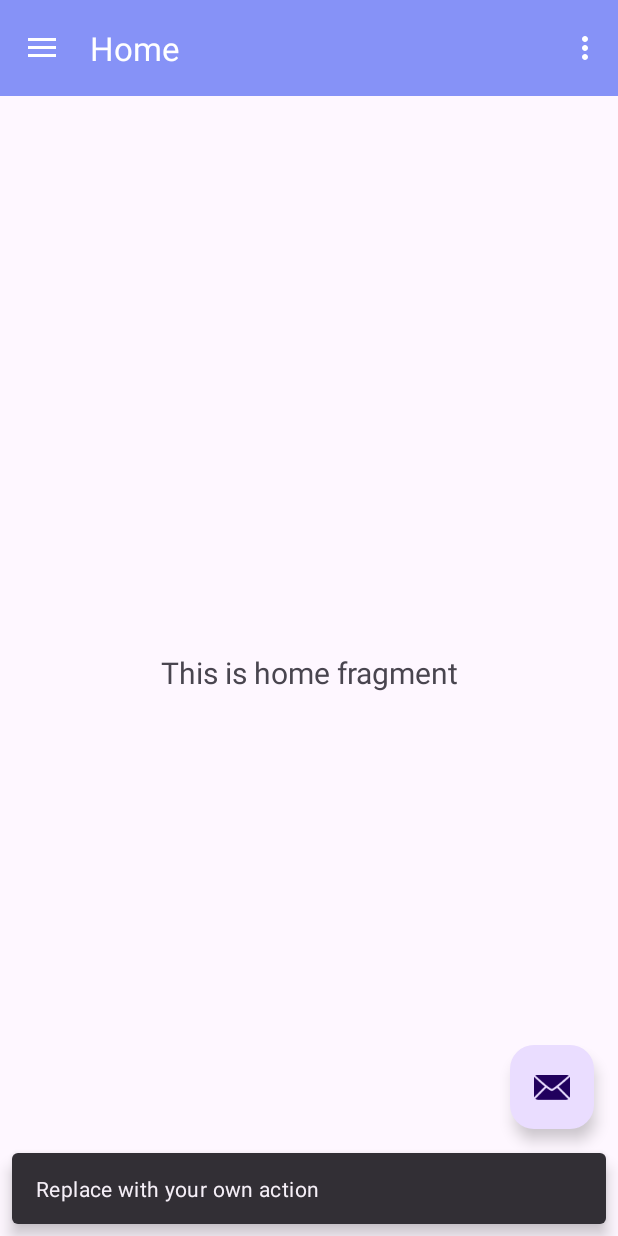
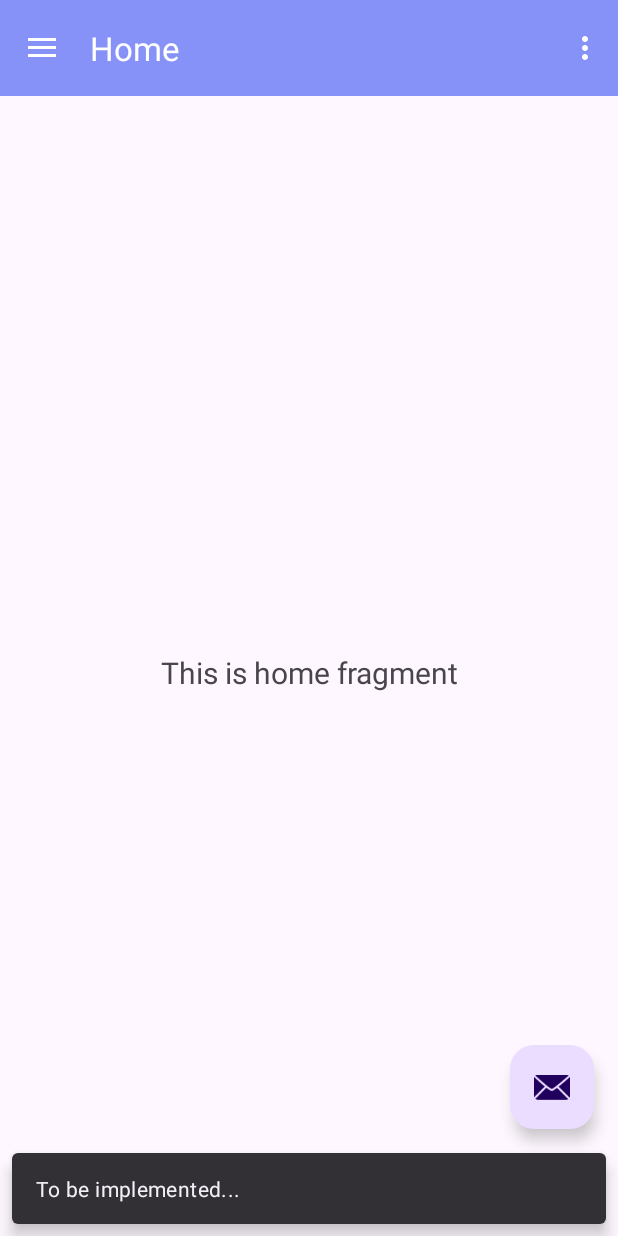
Before and after one commit to BWSuDrive/uDrive.Frontend, an Android app: the HomeActivity screen opened directly, with no data from a screen before it, after a tap on an icon or button, on a phone screen of 412 x 824 dp. Run offline under Robolectric (Android 15) with nearby library versions, the phone set to English and light mode, and no system bars; our stand-ins replace navigation-ui.

```diff
--- a/app/src/main/java/de/bws/udrive/HomeActivity.java
+++ b/app/src/main/java/de/bws/udrive/HomeActivity.java
@@ -10,6 +10,7 @@ import android.widget.TextView;
 import com.google.android.material.snackbar.Snackbar;
 import com.google.android.material.navigation.NavigationView;
 
+import androidx.activity.OnBackPressedCallback;
 import androidx.navigation.NavController;
 import androidx.navigation.Navigation;
 import androidx.navigation.ui.AppBarConfiguration;
@@ -26,26 +27,20 @@ public class HomeActivity extends AppCompatActivity {
     private TextView userField;
     private String userName;
 
-
     @Override
     protected void onCreate(Bundle savedInstanceState) {
         super.onCreate(savedInstanceState);
 
         binding = ActivityHomeBinding.inflate(getLayoutInflater());
         setContentView(binding.getRoot());
-
         setSupportActionBar(binding.appBarHome.toolbar);
 
-        Intent Home = getIntent();
-        this.userName = Home.getStringExtra("username");
-        Log.d("uDrive.info", "onCreate: " + userName);
-        binding.appBarHome.fab.setOnClickListener(new View.OnClickListener() {
-            @Override
-            public void onClick(View view) {
-                Snackbar.make(view, "Replace with your own action", Snackbar.LENGTH_LONG)
-                        .setAction("Action", null).show();
-            }
-        });
+        this.userName = getIntent().getStringExtra("username");
+
+        Log.d("uDrive.INFO", "onCreate: " + userName);
+
+        this.handleListeners();
+
         DrawerLayout drawer = binding.drawerLayout;
         NavigationView navigationView = binding.navView;
         // Passing each menu ID as a set of Ids because each
@@ -57,8 +52,20 @@ public class HomeActivity extends AppCompatActivity {
         NavController navController = Navigation.findNavController(this, R.id.nav_host_fragment_content_home);
         NavigationUI.setupActionBarWithNavController(this, navController, mAppBarConfiguration);
         NavigationUI.setupWithNavController(navigationView, navController);
+
     }
 
+    /**
+     * Setzt die Listener für einzelne Objekte
+     * */
+    private void handleListeners()
+    {
+        binding.appBarHome.fab.setOnClickListener(bindingListener);
+
+        getOnBackPressedDispatcher().addCallback(onBackPressed);
+    }
+
+    /* Seitenmenu, das per Klick auf den Hamburger geöffnet wird */
     @Override
     public boolean onCreateOptionsMenu(Menu menu) {
         // Inflate the menu; this adds items to the action bar if it is present.
@@ -74,4 +81,15 @@ public class HomeActivity extends AppCompatActivity {
         return NavigationUI.navigateUp(navController, mAppBarConfiguration)
                 || super.onSupportNavigateUp();
     }
+
+    /* Verhindert, dass der User mit dem Zurück-Knopf auf die MainActivity (den Login-Screen) kommt */
+    private OnBackPressedCallback onBackPressed = new OnBackPressedCallback(true) {
+        @Override
+        public void handleOnBackPressed() {
+            HomeActivity.this.moveTaskToBack(true);
+        }
+    };
+
+    private View.OnClickListener bindingListener = view -> Snackbar.make(view, "To be implemented...", Snackbar.LENGTH_LONG)
+            .setAction("Action", null).show();
 }
```
